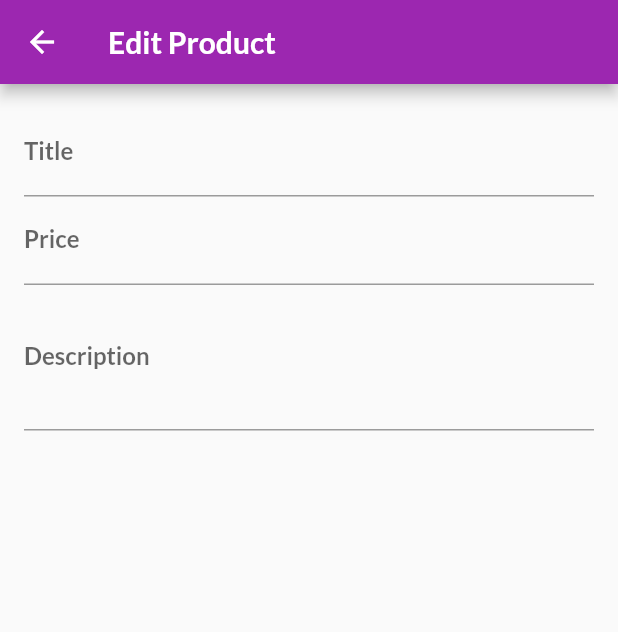
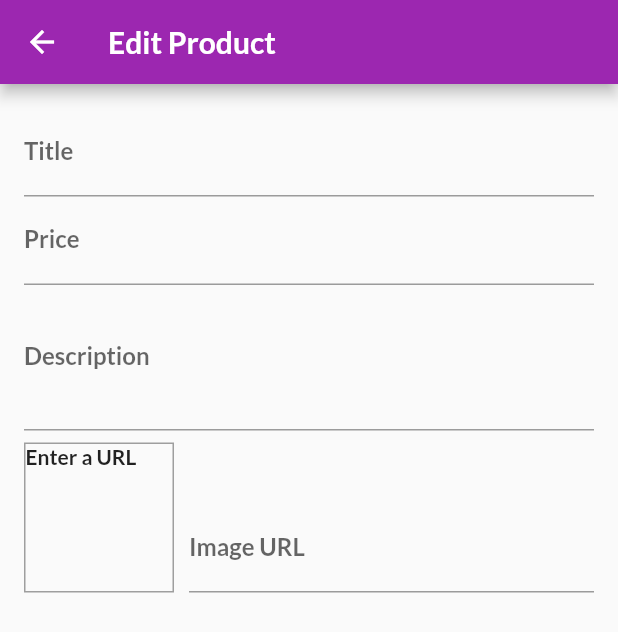
Before and after one commit to alfonsodipace/Flutter, a Flutter app: the EditProductScreen screen opened by its route, on a phone screen of 412 x 824 dp. Shown: the top 632 px of the screen. Run offline on Flutter 3.47's test engine with Material 2 defaults, Android fonts, the phone set to English and light mode, and no system bars; network calls fail.

Commit message:
9.10 added image input and image preview

```diff
--- a/shop_app/lib/screens/edit_product_screen.dart
+++ b/shop_app/lib/screens/edit_product_screen.dart
@@ -2,6 +2,7 @@ import 'package:flutter/material.dart';
 
 class EditProductScreen extends StatefulWidget {
   static const routeName = '/edit-product';
+
   @override
   _EditProductScreenState createState() => _EditProductScreenState();
 }
@@ -9,11 +10,49 @@ class EditProductScreen extends StatefulWidget {
 class _EditProductScreenState extends State<EditProductScreen> {
   final _priceFocusNode = FocusNode();
   final _descriptionFocusNode = FocusNode();
+  final _imageUrlController = TextEditingController();
+  final _imageUrlFocusNode = FocusNode();
+  FittedBox fittedBox;
+
+  @override
+  void initState() {
+    // TODO: implement initState
+    // _imageUrlController.addListener(_showImage);
+    _imageUrlFocusNode.addListener(_updateImageUrl);
+    super.initState();
+  }
+
+  void _updateImageUrl() {
+    if (!_imageUrlFocusNode.hasFocus) {
+      setState(() {
+        fittedBox = FittedBox(
+          child: Image.network(
+            _imageUrlController.text,
+            fit: BoxFit.cover,
+          ),
+        );
+      });
+    }
+  }
+
+  // void _showImage() {
+  //   setState(() {
+  //     fittedBox = FittedBox(
+  //       child: Image.network(
+  //         _imageUrlController.text,
+  //         fit: BoxFit.cover,
+  //       ),
+  //     );
+  //   });
+  // }
 
   @override
   void dispose() {
+    _imageUrlFocusNode.removeListener(_updateImageUrl);
     _priceFocusNode.dispose();
     _descriptionFocusNode.dispose();
+    _imageUrlFocusNode.dispose();
+    _imageUrlController.dispose();
     super.dispose();
   }
 
@@ -40,14 +79,52 @@ class _EditProductScreenState extends State<EditProductScreen> {
                 textInputAction: TextInputAction.next,
                 keyboardType: TextInputType.number,
                 focusNode: _priceFocusNode,
+                onFieldSubmitted: (_) {
+                  FocusScope.of(context).requestFocus(_descriptionFocusNode);
+                },
               ),
               TextFormField(
                 decoration: InputDecoration(labelText: 'Description'),
                 maxLines: 3,
                 keyboardType: TextInputType.multiline,
-                onFieldSubmitted: (_) {
-                  FocusScope.of(context).requestFocus(_descriptionFocusNode);
-                },
+                focusNode: _descriptionFocusNode,
+              ),
+              Row(
+                crossAxisAlignment: CrossAxisAlignment.end,
+                children: <Widget>[
+                  Container(
+                    width: 100,
+                    height: 100,
+                    margin: EdgeInsets.only(
+                      top: 8,
+                      right: 10,
+                    ),
+                    decoration: BoxDecoration(
+                      border: Border.all(
+                        width: 1,
+                        color: Colors.grey,
+                      ),
+                    ),
+                    child: _imageUrlController.text.isEmpty
+                        ? Text('Enter a URL')
+                        : fittedBox,
+                    // : FittedBox(
+                    //     child: Image.network(
+                    //       _imageUrlController.text,
+                    //       fit: BoxFit.cover,
+                    //     ),
+                    //   ),
+                  ),
+                  Expanded(
+                    child: TextFormField(
+                      decoration: InputDecoration(labelText: 'Image URL'),
+                      keyboardType: TextInputType.url,
+                      textInputAction: TextInputAction.done,
+                      controller: _imageUrlController,
+                      focusNode: _imageUrlFocusNode,
+                    ),
+                  ),
+                ],
               ),
             ],
           ),
```
